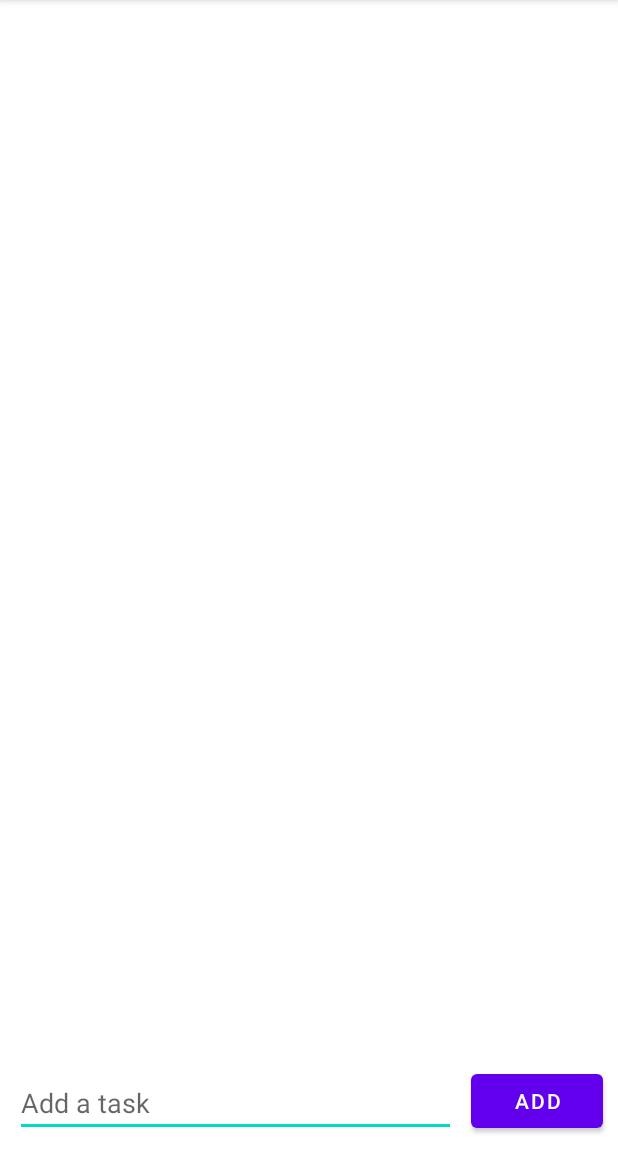
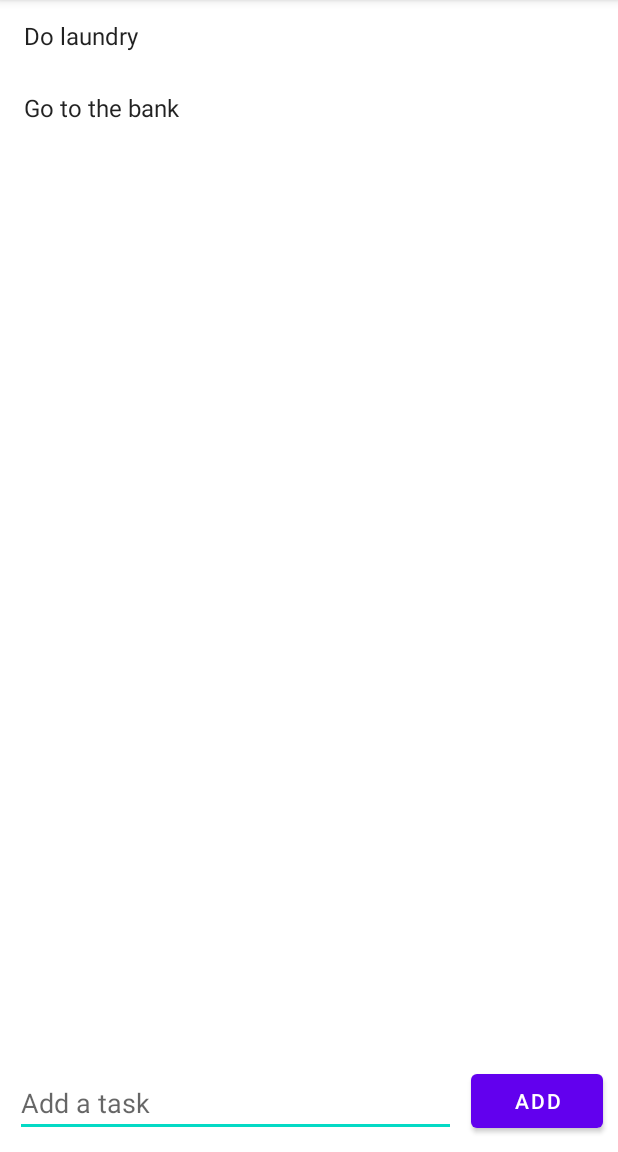
Before and after one commit to mohamedrachid8892/SimpleToDo, an Android app: the screen it shows after launch (MainActivity), on a phone screen of 412 x 824 dp, the part 84-1236 px from its top. Run offline under Robolectric (Android 15) with nearby library versions, the phone set to English and light mode, and no system bars.

Commit message:
Added RecyclerView to display content

```diff
--- a/app/src/main/java/com/example/simpletodo/MainActivity.kt
+++ b/app/src/main/java/com/example/simpletodo/MainActivity.kt
@@ -2,10 +2,32 @@ package com.example.simpletodo
 
 import androidx.appcompat.app.AppCompatActivity
 import android.os.Bundle
+import android.widget.Button
+import androidx.recyclerview.widget.LinearLayoutManager
+import androidx.recyclerview.widget.RecyclerView
 
 class MainActivity : AppCompatActivity() {
+
+    val listOfTasks = mutableListOf<String>()
+
     override fun onCreate(savedInstanceState: Bundle?) {
         super.onCreate(savedInstanceState)
         setContentView(R.layout.activity_main)
+
+        listOfTasks.add("Do laundry")
+        listOfTasks.add("Go to the bank")
+
+        // Lookup RecyclerView in the layout
+        val recyclerView = findViewById<RecyclerView>(R.id.recyclerView)
+
+        // Create adapter passing in sample user data
+        val adapter = TaskItemAdapter(listOfTasks)
+
+        // Attach adapter to RecyclerView to populate items
+        recyclerView.adapter = adapter
+
+        // Set layout manager to position items
+        recyclerView.layoutManager = LinearLayoutManager(this)
+
     }
 }
--- /dev/null
+++ b/app/src/main/java/com/example/simpletodo/TaskItemAdapter.kt
@@ -0,0 +1,47 @@
+package com.example.simpletodo
+
+import android.view.LayoutInflater
+import android.view.View
+import android.view.ViewGroup
+import android.widget.TextView
+import androidx.recyclerview.widget.RecyclerView
+
+/**
+ * A bridge that tells the RecyclerView how to display the data we give it
+ */
+class TaskItemAdapter(val listOfItems: List<String>) : RecyclerView.Adapter<TaskItemAdapter.ViewHolder>() {
+
+    // Usually involves inflating a layout from XML and returning the holder
+    override fun onCreateViewHolder(parent: ViewGroup, viewType: Int): ViewHolder {
+        val context = parent.context
+        val inflater =  LayoutInflater.from(context)
+        // Inflate the custom layout
+        val contactView = inflater.inflate(android.R.layout.simple_list_item_1, parent, false)
+        // Return a new holder instance
+        return ViewHolder(contactView)
+    }
+
+    // Involves populating data into the item through holder
+    override fun onBindViewHolder(holder: ViewHolder, position: Int) {
+        // Get data model based on position
+        val item = listOfItems.get(position)
+        // Set item views based on your view and data model
+        holder.textView.text = item
+
+    }
+
+    override fun getItemCount(): Int {
+        return listOfItems.size
+    }
+
+    // Provide a direct reference to each of the views within a data item
+    // Used to cache the views within the item layout for fast access
+    inner class ViewHolder(itemView: View) : RecyclerView.ViewHolder(itemView) {
+        // Store references to elements in our LayoutView
+        val textView : TextView
+
+        init {
+            textView = itemView.findViewById(android.R.id.text1)
+        }
+    }
+}
--- a/app/src/main/res/layout/activity_main.xml
+++ b/app/src/main/res/layout/activity_main.xml
@@ -26,6 +26,7 @@
         app:layout_constraintStart_toStartOf="parent" />
 
     <androidx.recyclerview.widget.RecyclerView
+        android:id="@+id/recyclerView"
         android:layout_width="match_parent"
         android:layout_height="0dp"
         app:layout_constraintBottom_toTopOf="@+id/addTaskField"
```
